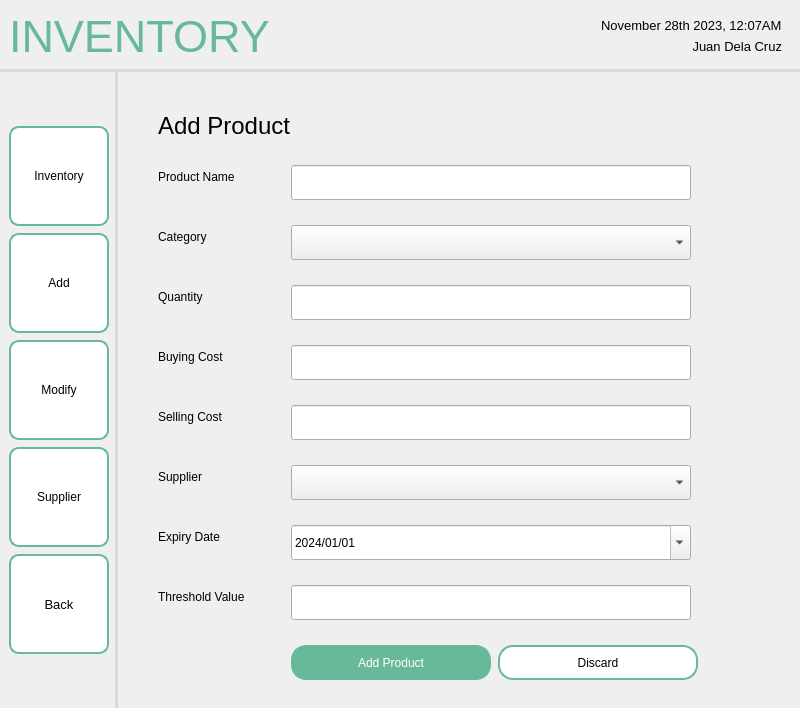
Before: the Qt Designer form screens/ui/admin_ui/admin_inventory/inventoryAddProduct.ui in sehae/POS-with-Inventory-System, drawn with Qt 5.
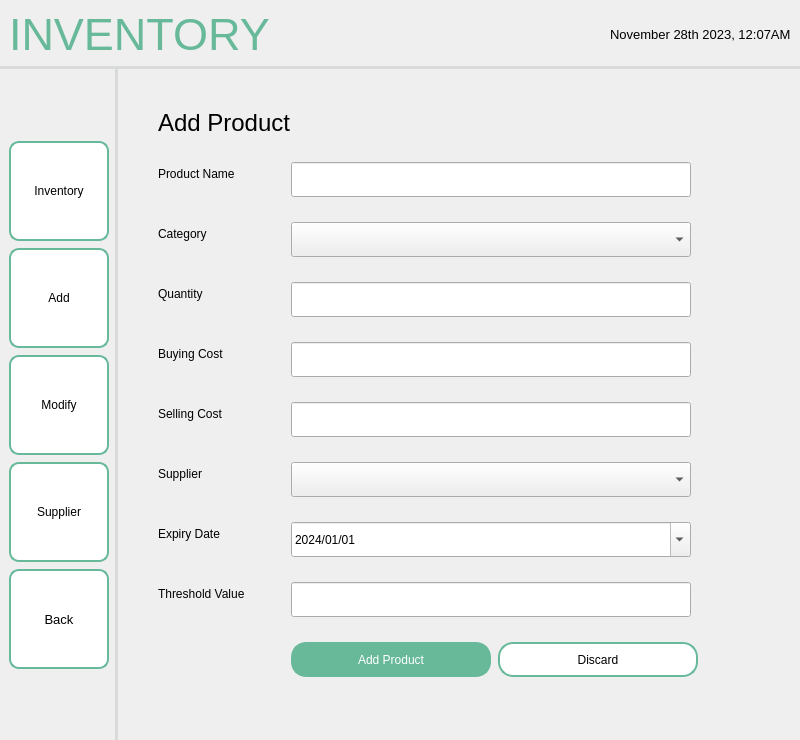
After: the same form once the commit is applied. Icons and pictures are not drawn.

What changed in the file:
```diff
--- a/screens/ui/admin_ui/admin_inventory/inventoryAddProduct.ui
+++ b/screens/ui/admin_ui/admin_inventory/inventoryAddProduct.ui
@@ -7,7 +7,7 @@
     <x>0</x>
     <y>0</y>
     <width>800</width>
-    <height>708</height>
+    <height>740</height>
    </rect>
   </property>
   <property name="windowTitle">
@@ -764,9 +764,6 @@
            </spacer>
           </item>
           <item>
-           <widget class="QFrame" name="frame_2">
-            <layout class="QVBoxLayout" name="verticalLayout">
-             <item>
               <widget class="QLabel" name="label_2">
                <property name="font">
                 <font>
@@ -781,29 +778,6 @@
                <property name="text">
                 <string>November 28th 2023, 12:07AM</string>
                </property>
-              </widget>
-             </item>
-             <item>
-              <widget class="QLabel" name="label_3">
-               <property name="font">
-                <font>
-                 <pointsize>10</pointsize>
-                </font>
-               </property>
-               <property name="styleSheet">
-                <string notr="true">QLabel {
-    color: black;
-}</string>
-               </property>
-               <property name="text">
-                <string>Juan Dela Cruz</string>
-               </property>
-               <property name="alignment">
-                <set>Qt::AlignRight|Qt::AlignTrailing|Qt::AlignVCenter</set>
-               </property>
-              </widget>
-             </item>
-            </layout>
            </widget>
           </item>
          </layout>
```
Lines whose indentation alone changed are shown as unchanged.
